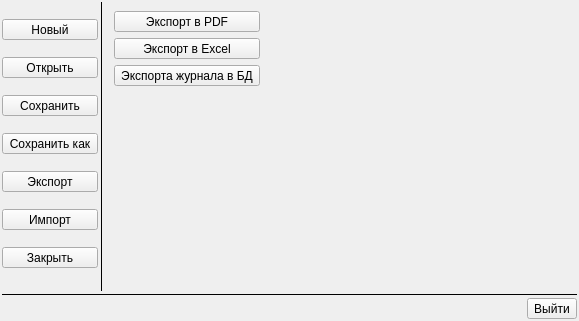
vlarry/configurator, file classes/menubar/widgetmenu.ui: the form before one commit.
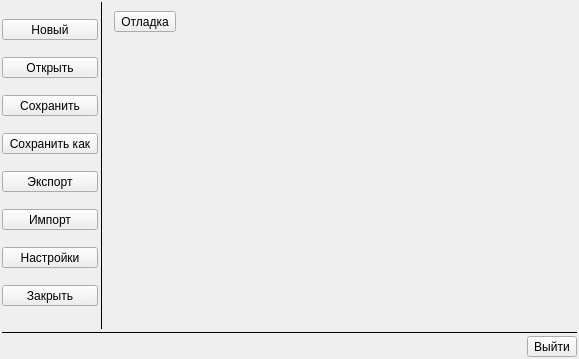
The form after the commit. Icons and pictures are not drawn. Custom widgets are drawn as their Qt base class.

Commit message: Реализация создания формы вывода отладочной информации (внутренних переменных; вывод по группам).

The edit to the form file:
```diff
--- a/classes/menubar/widgetmenu.ui
+++ b/classes/menubar/widgetmenu.ui
@@ -7,7 +7,7 @@
     <x>0</x>
     <y>0</y>
     <width>579</width>
-    <height>321</height>
+    <height>359</height>
    </rect>
   </property>
   <property name="windowTitle">
@@ -231,6 +231,38 @@
          </property>
         </widget>
        </item>
+       <item>
+        <widget class="CToolButton" name="toolButtonSettings">
+         <property name="sizePolicy">
+          <sizepolicy hsizetype="Minimum" vsizetype="Fixed">
+           <horstretch>0</horstretch>
+           <verstretch>0</verstretch>
+          </sizepolicy>
+         </property>
+         <property name="mouseTracking">
+          <bool>true</bool>
+         </property>
+         <property name="text">
+          <string>Настройки</string>
+         </property>
+         <property name="icon">
+          <iconset resource="../../resource.qrc">
+           <normaloff>:/images/resource/images/import.png</normaloff>:/images/resource/images/import.png</iconset>
+         </property>
+         <property name="iconSize">
+          <size>
+           <width>32</width>
+           <height>32</height>
+          </size>
+         </property>
+         <property name="popupMode">
+          <enum>QToolButton::DelayedPopup</enum>
+         </property>
+         <property name="toolButtonStyle">
+          <enum>Qt::ToolButtonTextBesideIcon</enum>
+         </property>
+        </widget>
+       </item>
        <item>
         <widget class="CToolButton" name="toolButtonCloseProject">
          <property name="sizePolicy">
@@ -290,7 +322,7 @@
         </size>
        </property>
        <property name="currentIndex">
-        <number>1</number>
+        <number>3</number>
        </property>
        <widget class="QWidget" name="pageGeneral">
         <layout class="QVBoxLayout" name="verticalLayout_3">
@@ -552,6 +584,60 @@
          </item>
         </layout>
        </widget>
+       <widget class="QWidget" name="pageSettings">
+        <layout class="QVBoxLayout" name="verticalLayout_8">
+         <item>
+          <layout class="QHBoxLayout" name="horizontalLayout_6">
+           <item>
+            <widget class="CToolButton" name="toolButton">
+             <property name="text">
+              <string>Отладка</string>
+             </property>
+             <property name="icon">
+              <iconset resource="../../resource.qrc">
+               <normaloff>:/images/resource/images/debug.png</normaloff>:/images/resource/images/debug.png</iconset>
+             </property>
+             <property name="iconSize">
+              <size>
+               <width>32</width>
+               <height>32</height>
+              </size>
+             </property>
+             <property name="toolButtonStyle">
+              <enum>Qt::ToolButtonTextBesideIcon</enum>
+             </property>
+            </widget>
+           </item>
+           <item>
+            <spacer name="horizontalSpacer_5">
+             <property name="orientation">
+              <enum>Qt::Horizontal</enum>
+             </property>
+             <property name="sizeHint" stdset="0">
+              <size>
+               <width>40</width>
+               <height>20</height>
+              </size>
+             </property>
+            </spacer>
+           </item>
+          </layout>
+         </item>
+         <item>
+          <spacer name="verticalSpacer_4">
+           <property name="orientation">
+            <enum>Qt::Vertical</enum>
+           </property>
+           <property name="sizeHint" stdset="0">
+            <size>
+             <width>20</width>
+             <height>234</height>
+            </size>
+           </property>
+          </spacer>
+         </item>
+        </layout>
+       </widget>
       </widget>
      </item>
     </layout>
```
The commit also changes 1 other file.
